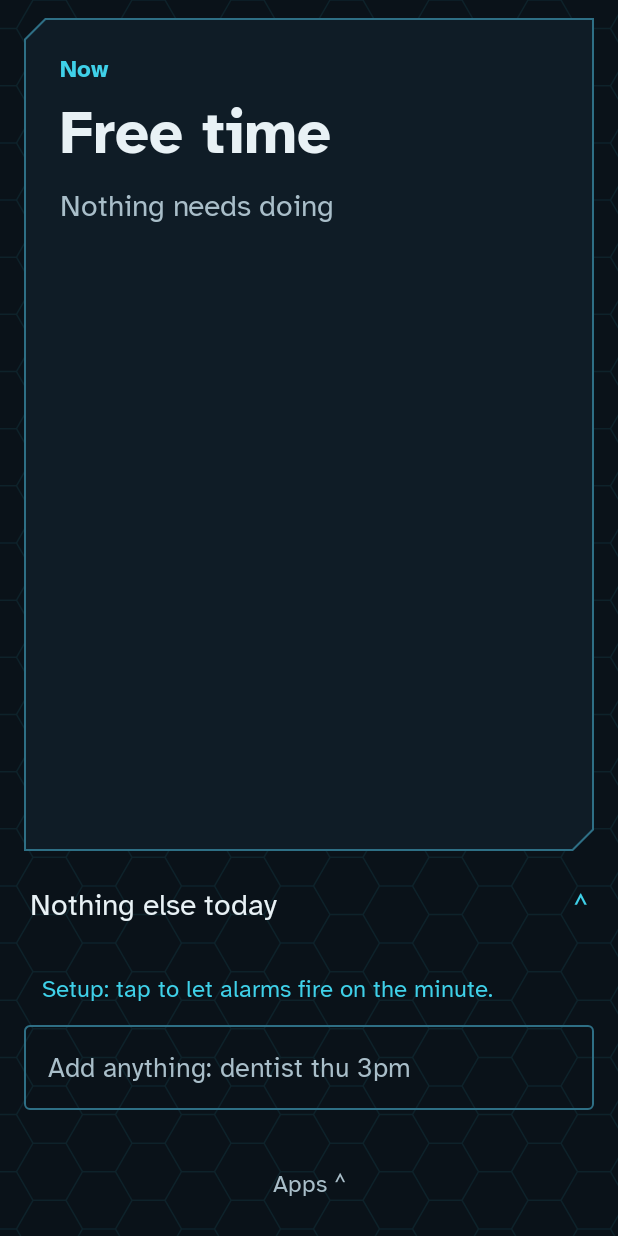
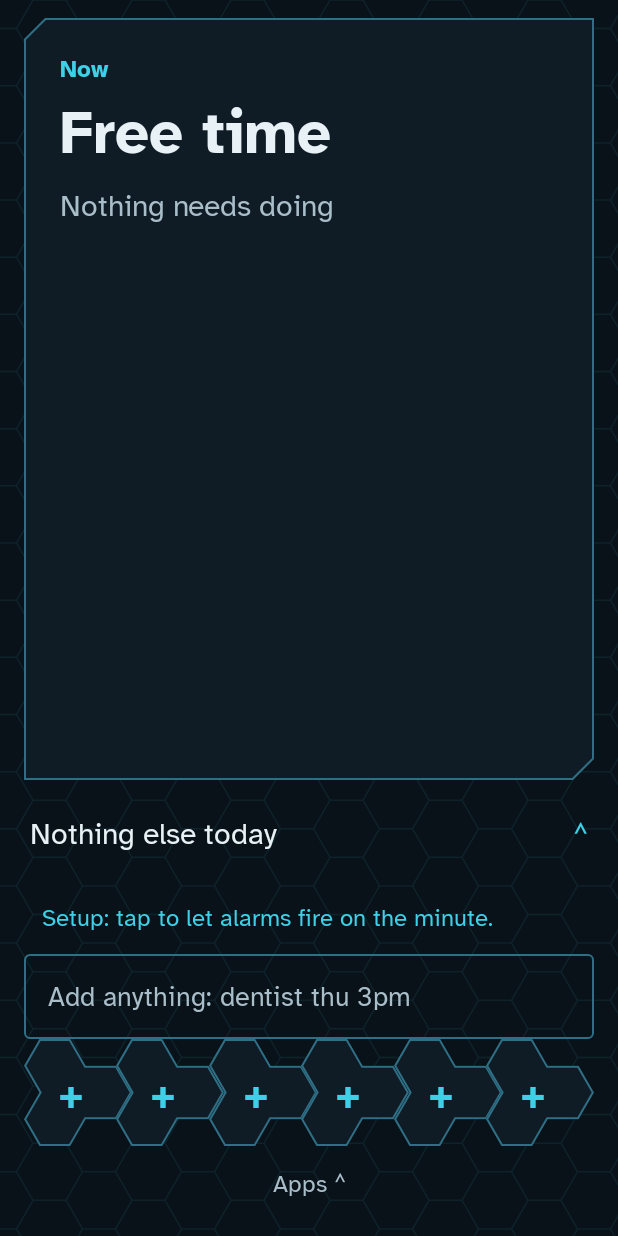
Before and after one commit to FallhammerLord/Initiative_Calendar, an Android app built with Jetpack Compose: the screen it shows after launch (MainActivity), after a tap on "Close", on a phone screen of 412 x 824 dp. Run offline under Robolectric (Android 15) with nearby library versions, the phone set to English and light mode, and no system bars; our stand-ins replace Room's generated code; 3 other taps on this screen came first.

Commit message:
Hex-trio dock of six favourite apps; board after unlock off by default
- Dock: six fixed slots along the bottom. Tap to open; an empty slot shows +
  and opens a picker; hold a slot to change or empty it. Holding an app in the
  drawer adds it to the first empty slot.
- Sci-fi: each slot is a trio of hexagons (two stacked, one nested right), all
  pointing the same way and nesting in a row. Taps go by each tile's real
  outline, via core's Trio (tested), not its overlapping box. Classic: squares.
- The old pinned row becomes the dock's first slots.
- Board after unlock is off by default: as the Home app the board is a press
  away, and Android blocks "Display over other apps" for sideloaded apps.
- Emulator steps: fill a slot, tap a tile's point inside the next tile's box,
  empty a held tile; board after unlock switched on before its own test.

Co-Authored-By: Claude Opus 5.5 <noreply@anthropic.com>
Claude-Session: https://claude.ai/code/session_01UqUncHy39EwzRQR8gYQFLp

```diff
--- a/app/src/main/java/net/fallhammer/initiative/data/Apps.kt
+++ b/app/src/main/java/net/fallhammer/initiative/data/Apps.kt
@@ -4,12 +4,15 @@ import android.content.ComponentName
 import android.content.Context
 import android.content.Intent
 import android.provider.Settings
+import androidx.compose.ui.graphics.ImageBitmap
+import androidx.compose.ui.graphics.asImageBitmap
+import androidx.core.graphics.drawable.toBitmap
 
 data class AppEntry(val label: String, val component: ComponentName) {
     val key: String get() = component.flattenToString()
 }
 
-/** Installed apps for the drawer, and the pinned row kept in preferences. */
+/** Installed apps for the drawer, and the dock's slots kept in preferences. */
 class Apps(private val context: Context) {
     private val prefs by lazy { context.getSharedPreferences("apps", Context.MODE_PRIVATE) }
 
@@ -27,13 +30,40 @@ class Apps(private val context: Context) {
             .sortedBy { it.label.lowercase() }
     }
 
-    fun pinned(): List<String> = prefs.getString(PINNED, "").orEmpty().split("|").filter { it.isNotEmpty() }
+    /**
+     * The dock: [DOCK_SIZE] fixed slots, each an app's key or null when empty.
+     * The first time, it's filled from the older pinned row.
+     */
+    fun dock(): List<String?> {
+        val saved = prefs.getString(DOCK, null)?.split("|")
+            ?: prefs.getString(PINNED, "").orEmpty().split("|").filter { it.isNotEmpty() }
+        return List(DOCK_SIZE) { saved.getOrNull(it)?.ifEmpty { null } }
+    }
 
+    /** Apps in the dock, for marking them in the drawer. */
+    fun pinned(): List<String> = dock().filterNotNull()
+
+    fun setSlot(slot: Int, key: String?) {
+        val now = dock().toMutableList()
+        now[slot] = key
+        prefs.edit().putString(DOCK, now.joinToString("|") { it.orEmpty() }).apply()
+    }
+
+    /** Holding an app in the drawer: out of the dock if it's there, else into the first empty slot, or the last. */
     fun togglePin(entry: AppEntry) {
-        val now = pinned().toMutableList()
-        if (!now.remove(entry.key)) now += entry.key
-        prefs.edit().putString(PINNED, now.joinToString("|")).apply()
+        val now = dock()
+        val at = now.indexOf(entry.key)
+        when {
+            at >= 0 -> setSlot(at, null)
+            null in now -> setSlot(now.indexOf(null), entry.key)
+            else -> setSlot(DOCK_SIZE - 1, entry.key)
+        }
     }
+
+    /** An app's icon at [sizePx], for the dock. Reads the package, so call off the main thread. */
+    fun icon(entry: AppEntry, sizePx: Int): ImageBitmap? = runCatching {
+        context.packageManager.getActivityIcon(entry.component).toBitmap(sizePx, sizePx).asImageBitmap()
+    }.getOrNull()
 
     fun launch(entry: AppEntry) {
         val intent = Intent(Intent.ACTION_MAIN)
@@ -53,7 +83,9 @@ class Apps(private val context: Context) {
         runCatching { context.startActivity(intent.addFlags(Intent.FLAG_ACTIVITY_NEW_TASK)) }
     }
 
-    private companion object {
-        const val PINNED = "pinned"
+    companion object {
+        const val DOCK_SIZE = 6
+        private const val PINNED = "pinned"
+        private const val DOCK = "dock"
     }
 }
--- a/app/src/main/java/net/fallhammer/initiative/data/Prefs.kt
+++ b/app/src/main/java/net/fallhammer/initiative/data/Prefs.kt
@@ -29,9 +29,13 @@ class Prefs(private val context: Context) {
         prefs.all
     }
 
-    /** Bring the board forward after every unlock. On by default. */
+    /**
+     * Bring the board forward after every unlock. Off by default: as the Home app
+     * the board is one press away, and this needs "Display over other apps",
+     * which Android blocks for sideloaded apps.
+     */
     var boardOnUnlock: Boolean
-        get() = prefs.getBoolean(BOARD_ON_UNLOCK, true)
+        get() = prefs.getBoolean(BOARD_ON_UNLOCK, false)
         set(value) = prefs.edit().putBoolean(BOARD_ON_UNLOCK, value).apply()
 
     /** The silent Now card on the lock screen. On by default. */
--- a/app/src/main/java/net/fallhammer/initiative/ui/BoardScreen.kt
+++ b/app/src/main/java/net/fallhammer/initiative/ui/BoardScreen.kt
@@ -15,7 +15,6 @@ import androidx.compose.foundation.background
 import androidx.compose.foundation.clickable
 import androidx.compose.foundation.combinedClickable
 import androidx.compose.foundation.gestures.detectVerticalDragGestures
-import androidx.compose.foundation.horizontalScroll
 import androidx.compose.foundation.interaction.MutableInteractionSource
 import androidx.compose.foundation.layout.Arrangement
 import androidx.compose.foundation.layout.Box
@@ -68,7 +67,6 @@ import initiative.core.Item
 import initiative.core.MarkKind
 import initiative.core.WallStrength
 import net.fallhammer.initiative.R
-import net.fallhammer.initiative.data.AppEntry
 import net.fallhammer.initiative.data.SetupStep
 import java.time.LocalDateTime
 import java.time.LocalTime
@@ -84,6 +82,9 @@ fun BoardScreen(vm: BoardViewModel) {
     val recopyDays by vm.settings.recopyDays.collectAsStateWithLifecycle()
     val apps by vm.launcher.installed.collectAsStateWithLifecycle()
     val pinned by vm.launcher.pinned.collectAsStateWithLifecycle()
+    val dock by vm.launcher.dock.collectAsStateWithLifecycle()
+    val icons by vm.launcher.icons.collectAsStateWithLifecycle()
+    val pickSlot by vm.pickSlot.collectAsStateWithLifecycle()
     val unlock by vm.settings.unlock.collectAsStateWithLifecycle()
     val setup by vm.settings.setup.collectAsStateWithLifecycle()
     val lockCard by vm.settings.lockCard.collectAsStateWithLifecycle()
@@ -186,7 +187,7 @@ fun BoardScreen(vm: BoardViewModel) {
                         horizontalAlignment = Alignment.CenterHorizontally,
                         verticalArrangement = Arrangement.Bottom,
                     ) {
-                        PinnedRow(apps.filter { it.key in pinned }, onLaunch = vm::launch)
+                        Dock(dock, icons, onTap = vm::tapSlot, onHold = vm::holdSlot)
                         QuietButton(stringResource(R.string.apps_button), onClick = { vm.setDrawer(true) })
                     }
                 }
@@ -195,6 +196,25 @@ fun BoardScreen(vm: BoardViewModel) {
                     DaySheet(ui, onClose = { expanded = false }, onEdit = { item -> expanded = false; vm.edit.open(item) })
                 }
             }
+        }
+
+        AnimatedVisibility(
+            visible = overlay == Overlay.PICK,
+            enter = slideInVertically { it },
+            exit = slideOutVertically { it },
+        ) {
+            AppDrawer(
+                apps = apps,
+                pinned = pinned,
+                onLaunch = vm::pickApp,
+                onTogglePin = {},
+                onSettings = {},
+                onHomeChooser = {},
+                onAppSettings = {},
+                onClose = { vm.setDrawer(false) },
+                picking = true,
+                onClearSlot = if (dock.getOrNull(pickSlot) != null) vm::clearSlot else null,
+            )
         }
 
         AnimatedVisibility(
@@ -532,17 +552,6 @@ private fun QuickAdd(onSubmit: (String) -> Boolean) {
     )
 }
 
-@Composable
-private fun PinnedRow(apps: List<AppEntry>, onLaunch: (AppEntry) -> Unit) {
-    if (apps.isEmpty()) return
-    Row(
-        Modifier.fillMaxWidth().horizontalScroll(rememberScrollState()).padding(top = Space.s),
-        horizontalArrangement = Arrangement.spacedBy(Space.xs),
-    ) {
-        apps.forEach { app -> QuietButton(app.label, { onLaunch(app) }, color = Ink.text) }
-    }
-}
-
 /** A swipe up of at least [travel]. */
 private fun Modifier.onSwipeUp(travel: Dp = SWIPE, action: () -> Unit) = pointerInput(Unit) {
     val need = travel.toPx()
--- /dev/null
+++ b/app/src/main/java/net/fallhammer/initiative/ui/Dock.kt
@@ -0,0 +1,161 @@
+package net.fallhammer.initiative.ui
+
+import androidx.compose.foundation.ExperimentalFoundationApi
+import androidx.compose.foundation.Image
+import androidx.compose.foundation.background
+import androidx.compose.foundation.border
+import androidx.compose.foundation.combinedClickable
+import androidx.compose.foundation.gestures.detectTapGestures
+import androidx.compose.foundation.layout.Arrangement
+import androidx.compose.foundation.layout.Box
+import androidx.compose.foundation.layout.BoxWithConstraints
+import androidx.compose.foundation.layout.Row
+import androidx.compose.foundation.layout.fillMaxSize
+import androidx.compose.foundation.layout.fillMaxWidth
+import androidx.compose.foundation.layout.height
+import androidx.compose.foundation.layout.offset
+import androidx.compose.foundation.layout.size
+import androidx.compose.material3.Text
+import androidx.compose.runtime.Composable
+import androidx.compose.ui.Alignment
+import androidx.compose.ui.Modifier
+import androidx.compose.ui.draw.clip
+import androidx.compose.ui.graphics.ImageBitmap
+import androidx.compose.ui.input.pointer.pointerInput
+import androidx.compose.ui.platform.LocalDensity
+import androidx.compose.ui.res.stringResource
+import androidx.compose.ui.semantics.Role
+import androidx.compose.ui.semantics.clearAndSetSemantics
+import androidx.compose.ui.semantics.contentDescription
+import androidx.compose.ui.semantics.onClick
+import androidx.compose.ui.semantics.onLongClick
+import androidx.compose.ui.semantics.role
+import androidx.compose.ui.semantics.semantics
+import androidx.compose.ui.unit.IntOffset
+import androidx.compose.ui.unit.dp
+import initiative.core.Trio
+import net.fallhammer.initiative.R
+import net.fallhammer.initiative.data.AppEntry
+import kotlin.math.roundToInt
+
+/**
+ * Favourite apps along the bottom of the board, in fixed slots. Tap to open;
+ * an empty slot shows + and opens the picker; hold a slot to change or empty it.
+ * In the Sci-fi look the slots are nested hexagon trios; otherwise plain squares.
+ */
+@Composable
+fun Dock(slots: List<AppEntry?>, icons: Map<String, ImageBitmap>, onTap: (Int) -> Unit, onHold: (Int) -> Unit) {
+    if (LocalLook.current.dockTrio) {
+        TrioDock(slots, icons, onTap, onHold)
+    } else {
+        SquareDock(slots, icons, onTap, onHold)
+    }
+}
+
+/*
+ * Nested trios overlap their neighbours' boxes, so the row takes the touches
+ * itself and asks Trio which tile's real outline a tap fell in. Each tile still
+ * carries its own click and hold actions for TalkBack.
+ */
+@Composable
+private fun TrioDock(slots: List<AppEntry?>, icons: Map<String, ImageBitmap>, onTap: (Int) -> Unit, onHold: (Int) -> Unit) {
+    val density = LocalDensity.current
+    BoxWithConstraints(Modifier.fillMaxWidth()) {
+        val hex = Trio.hexFor(constraints.maxWidth.toFloat(), slots.size)
+        val tileWidth = with(density) { Trio.width(hex).toDp() }
+        val tileHeight = with(density) { Trio.height(hex).toDp() }
+        val (iconX, iconY) = Trio.iconCenter(hex)
+        val iconSize = with(density) { (hex * ICON_SHARE).toDp() }
+        val iconOffset = IntOffset((iconX - hex * ICON_SHARE / 2).roundToInt(), (iconY - hex * ICON_SHARE / 2).roundToInt())
+        Box(
+            Modifier
+                .fillMaxWidth()
+                .height(tileHeight)
+                .pointerInput(hex, slots.size) {
+                    detectTapGestures(
+                        onTap = { p -> Trio.tileAt(p.x, p.y, hex, slots.size)?.let(onTap) },
+                        onLongPress = { p -> Trio.tileAt(p.x, p.y, hex, slots.size)?.let(onHold) },
+                    )
+                },
+        ) {
+            slots.forEachIndexed { i, app ->
+                Tile(
+                    app = app,
+                    icon = app?.let { icons[it.key] },
+                    onTap = { onTap(i) },
+                    onHold = { onHold(i) },
+                    modifier = Modifier
+                        .offset { IntOffset((i * Trio.advance(hex)).roundToInt(), 0) }
+                        .size(tileWidth, tileHeight)
+                        .clip(TrioShape)
+                        .background(Ink.surface)
+                        .border(1.dp, Ink.frame, TrioShape),
+                ) {
+                    Box(Modifier.offset { iconOffset }.size(iconSize), contentAlignment = Alignment.Center) { it() }
+                }
+            }
+        }
+    }
+}
+
+@OptIn(ExperimentalFoundationApi::class)
+@Composable
+private fun SquareDock(slots: List<AppEntry?>, icons: Map<String, ImageBitmap>, onTap: (Int) -> Unit, onHold: (Int) -> Unit) {
+    val shape = LocalLook.current.buttonShape
+    Row(Modifier.fillMaxWidth(), horizontalArrangement = Arrangement.spacedBy(Space.xs)) {
+        slots.forEachIndexed { i, app ->
+            Tile(
+                app = app,
+                icon = app?.let { icons[it.key] },
+                onTap = { onTap(i) },
+                onHold = { onHold(i) },
+                modifier = Modifier
+                    .weight(1f)
+                    .height(Tap.primary)
+                    .clip(shape)
+                    .background(Ink.surface)
+                    .border(1.dp, Ink.frame, shape)
+                    .combinedClickable(onClick = { onTap(i) }, onLongClick = { onHold(i) }),
+            ) {
+                Box(Modifier.fillMaxSize(), contentAlignment = Alignment.Center) {
+                    Box(Modifier.size(SQUARE_ICON), contentAlignment = Alignment.Center) { it() }
+                }
+            }
+        }
+    }
+}
+
+/** One slot: the app's icon, or + when empty. Named for TalkBack, with tap and hold actions. */
+@Composable
+private fun Tile(
+    app: AppEntry?,
+    icon: ImageBitmap?,
+    onTap: () -> Unit,
+    onHold: () -> Unit,
+    modifier: Modifier,
+    place: @Composable (content: @Composable () -> Unit) -> Unit,
+) {
+    val name = app?.label ?: stringResource(R.string.dock_add)
+    val change = stringResource(R.string.dock_change)
+    Box(
+        modifier.semantics {
+            contentDescription = name
+            role = Role.Button
+            onClick { onTap(); true }
+            onLongClick(change) { onHold(); true }
+        },
+        contentAlignment = Alignment.TopStart,
+    ) {
+        place {
+            when {
+                icon != null -> Image(icon, contentDescription = null, modifier = Modifier.clearAndSetSemantics { })
+                app == null -> Text(stringResource(R.string.dock_add_mark), style = Type.title, color = Ink.accent, modifier = Modifier.clearAndSetSemantics { })
+                else -> Text(app.label.take(1), style = Type.title, color = Ink.text, modifier = Modifier.clearAndSetSemantics { })
+            }
+        }
+    }
+}
+
+/** How much of a hexagon's width the icon takes. */
+private const val ICON_SHARE = 0.8f
+private val SQUARE_ICON = 40.dp
--- a/app/src/main/java/net/fallhammer/initiative/ui/LauncherModel.kt
+++ b/app/src/main/java/net/fallhammer/initiative/ui/LauncherModel.kt
@@ -1,13 +1,15 @@
 package net.fallhammer.initiative.ui
 
+import androidx.compose.ui.graphics.ImageBitmap
 import kotlinx.coroutines.Dispatchers
 import kotlinx.coroutines.flow.MutableStateFlow
 import kotlinx.coroutines.flow.StateFlow
 import kotlinx.coroutines.flow.asStateFlow
 import kotlinx.coroutines.launch
 import net.fallhammer.initiative.data.AppEntry
+import net.fallhammer.initiative.data.Apps
 
-/** The app drawer's list, the pinned row, and the exits to the normal phone. */
+/** The app drawer's list, the dock, and the exits to the normal phone. */
 class LauncherModel(private val parts: BoardParts) {
     private val apps get() = parts.graph.apps
 
@@ -15,23 +17,48 @@ class LauncherModel(private val parts: BoardParts) {
     val installed: StateFlow<List<AppEntry>> = _installed.asStateFlow()
 
     private val _pinned = MutableStateFlow<List<String>>(emptyList())
+    /** Keys of the apps in the dock, for marking them in the drawer. */
     val pinned: StateFlow<List<String>> = _pinned.asStateFlow()
 
-    /** Reads the installed apps and pins. Call off the main thread. */
+    private val _dock = MutableStateFlow<List<AppEntry?>>(List(Apps.DOCK_SIZE) { null })
+    /** The dock's slots, in order; null for an empty slot or an app that's gone. */
+    val dock: StateFlow<List<AppEntry?>> = _dock.asStateFlow()
+
+    private val _icons = MutableStateFlow<Map<String, ImageBitmap>>(emptyMap())
+    val icons: StateFlow<Map<String, ImageBitmap>> = _icons.asStateFlow()
+
+    /** Reads the installed apps, the dock, and its icons. Call off the main thread. */
     fun load() {
-        _pinned.value = apps.pinned()
         _installed.value = apps.installed()
+        readDock()
     }
 
     fun launch(entry: AppEntry) = apps.launch(entry)
 
-    fun togglePin(entry: AppEntry) {
+    fun togglePin(entry: AppEntry) = write { apps.togglePin(entry) }
+
+    fun setSlot(slot: Int, entry: AppEntry?) = write { apps.setSlot(slot, entry?.key) }
+
+    fun openSettings() = apps.openSettings()
+    fun openHomeChooser() = apps.openHomeChooser()
+
+    private fun write(change: () -> Unit) {
         parts.scope.launch(Dispatchers.IO) {
-            apps.togglePin(entry)
-            _pinned.value = apps.pinned()
+            change()
+            readDock()
         }
     }
 
-    fun openSettings() = apps.openSettings()
-    fun openHomeChooser() = apps.openHomeChooser()
+    private fun readDock() {
+        val byKey = _installed.value.associateBy { it.key }
+        val slots = apps.dock().map { key -> key?.let(byKey::get) }
+        _pinned.value = slots.filterNotNull().map { it.key }
+        _dock.value = slots
+        val size = (ICON_DP * parts.app.resources.displayMetrics.density).toInt()
+        _icons.value = slots.filterNotNull().mapNotNull { e -> (_icons.value[e.key] ?: apps.icon(e, size))?.let { e.key to it } }.toMap()
+    }
+
+    private companion object {
+        const val ICON_DP = 44
+    }
 }
--- a/app/src/main/java/net/fallhammer/initiative/ui/Theme.kt
+++ b/app/src/main/java/net/fallhammer/initiative/ui/Theme.kt
@@ -10,12 +10,18 @@ import androidx.compose.runtime.Composable
 import androidx.compose.runtime.CompositionLocalProvider
 import androidx.compose.runtime.ReadOnlyComposable
 import androidx.compose.runtime.staticCompositionLocalOf
+import androidx.compose.ui.geometry.Size
 import androidx.compose.ui.graphics.Color
+import androidx.compose.ui.graphics.Outline
+import androidx.compose.ui.graphics.Path
 import androidx.compose.ui.graphics.Shape
 import androidx.compose.ui.text.font.Font
 import androidx.compose.ui.text.font.FontFamily
 import androidx.compose.ui.text.font.FontWeight
+import androidx.compose.ui.unit.Density
+import androidx.compose.ui.unit.LayoutDirection
 import androidx.compose.ui.unit.dp
+import initiative.core.Trio
 import net.fallhammer.initiative.R
 
 /*
@@ -55,7 +61,22 @@ data class Look(
     val hexGrid: Boolean,
     /** Small labels like "Now" drawn in the accent color instead of dim. */
     val accentLabels: Boolean,
+    /** Dock tiles as nested hexagon trios; otherwise a plain row of [buttonShape] squares. */
+    val dockTrio: Boolean,
 )
+
+/** The dock's trio tile; see core's Trio. Sized to the tile's box, which is 1.75 hexagons wide. */
+object TrioShape : Shape {
+    override fun createOutline(size: Size, layoutDirection: LayoutDirection, density: Density): Outline {
+        val points = Trio.outline(size.width / 1.75f)
+        val path = Path().apply {
+            moveTo(points[0].first, points[0].second)
+            points.drop(1).forEach { (x, y) -> lineTo(x, y) }
+            close()
+        }
+        return Outline.Generic(path)
+    }
+}
 
 object Looks {
     /** Navy panels, teal frames, cut corners, a faint hex grid. After the quest log. */
@@ -77,6 +98,7 @@ object Looks {
         framed = true,
         hexGrid = true,
         accentLabels = true,
+        dockTrio = true,
     )
 
     /** Black and amber, rounded. The first look. */
@@ -98,6 +120,7 @@ object Looks {
         framed = false,
         hexGrid = false,
         accentLabels = false,
+        dockTrio = false,
     )
 
     val all = listOf(SciFi, Classic)
--- a/app/src/main/res/values/strings.xml
+++ b/app/src/main/res/values/strings.xml
@@ -59,7 +59,7 @@
     <string name="drawer_search">Search apps</string>
     <string name="drawer_phone_settings">Phone settings</string>
     <string name="drawer_change_home">Change home app</string>
-    <string name="drawer_pinned">%1$s, pinned</string>
+    <string name="drawer_pinned">%1$s, in the dock</string>
     <string name="drawer_app_settings">Initiative settings</string>
 
     <!-- Settings -->
@@ -90,7 +90,12 @@
     <string name="setting_theme">Theme</string>
     <string name="look_scifi">Sci-fi</string>
     <string name="look_classic">Classic</string>
-    <string name="drawer_pin_hint">Hold an app to pin it to the board.</string>
+    <string name="drawer_pin_hint">Hold an app to add it to the dock, or take it out.</string>
+    <string name="pick_title">Pick an app</string>
+    <string name="pick_clear">Empty this space</string>
+    <string name="dock_add">Add an app</string>
+    <string name="dock_add_mark">+</string>
+    <string name="dock_change">Change</string>
 
     <!-- Previously on (lapse recap) -->
     <string name="recap_title">Previously on</string>
--- /dev/null
+++ b/core/src/main/kotlin/initiative/core/Trio.kt
@@ -0,0 +1,59 @@
+package initiative.core
+
+import kotlin.math.abs
+import kotlin.math.sqrt
+
+/**
+ * The dock's tile: three flat-topped hexagons that all touch, two stacked on
+ * the left and one nested between them on the right. Tiles point the same
+ * way and nest in a row, each one's point sitting in the next one's notch.
+ *
+ * Every size is in the same unit as [hex], the width of one hexagon from
+ * point to point.
+ */
+object Trio {
+    private val ROOT3 = sqrt(3f)
+
+    /** One hexagon's height, flat side to flat side. */
+    fun hexHeight(hex: Float): Float = hex * ROOT3 / 2
+
+    fun width(hex: Float): Float = hex * 1.75f
+    fun height(hex: Float): Float = hexHeight(hex) * 2
+
+    /** From one tile's left edge to the next one's. */
+    fun advance(hex: Float): Float = hex * 1.5f
+
+    /** The hexagon width that fits [count] nested tiles across [rowWidth]. */
+    fun hexFor(rowWidth: Float, count: Int): Float = rowWidth / (1.5f * (count - 1) + 1.75f)
+
+    /** The tile's outline, clockwise from the top left, as (x, y) points. */
+    fun outline(hex: Float): List<Pair<Float, Float>> {
+        val w = hex
+        val h = hexHeight(hex)
+        return listOf(
+            w / 4 to 0f, 3 * w / 4 to 0f, w to h / 2, 3 * w / 2 to h / 2, 7 * w / 4 to h,
+            3 * w / 2 to 3 * h / 2, w to 3 * h / 2, 3 * w / 4 to 2 * h, w / 4 to 2 * h,
+            0f to 3 * h / 2, w / 4 to h, 0f to h / 2,
+        )
+    }
+
+    /** The middle of the tile's wide left part, where the icon goes. */
+    fun iconCenter(hex: Float): Pair<Float, Float> = hex * 0.75f to hexHeight(hex)
+
+    /** Whether (x, y), measured from the tile's top left, falls inside the tile. */
+    fun contains(x: Float, y: Float, hex: Float): Boolean {
+        val h = hexHeight(hex)
+        return inHex(x, y, hex / 2, h / 2, hex) || inHex(x, y, hex / 2, 3 * h / 2, hex) || inHex(x, y, 5 * hex / 4, h, hex)
+    }
+
+    /** Which of [count] nested tiles (x, y) falls in, measured from the row's top left; null for none. */
+    fun tileAt(x: Float, y: Float, hex: Float, count: Int): Int? =
+        (0 until count).firstOrNull { contains(x - it * advance(hex), y, hex) }
+
+    // A flat-topped hexagon: half as wide at its top and bottom edges as across its middle.
+    private fun inHex(x: Float, y: Float, cx: Float, cy: Float, w: Float): Boolean {
+        val dy = abs(y - cy)
+        val h = hexHeight(w)
+        return dy <= h / 2 && abs(x - cx) <= w / 2 - dy * w / (2 * h)
+    }
+}
```
Also changed, not shown: app/src/main/java/net/fallhammer/initiative/ui/AppDrawer.kt (+16 -7 lines), app/src/main/java/net/fallhammer/initiative/ui/BoardViewModel.kt (+29 -1 lines), 4 other files.
